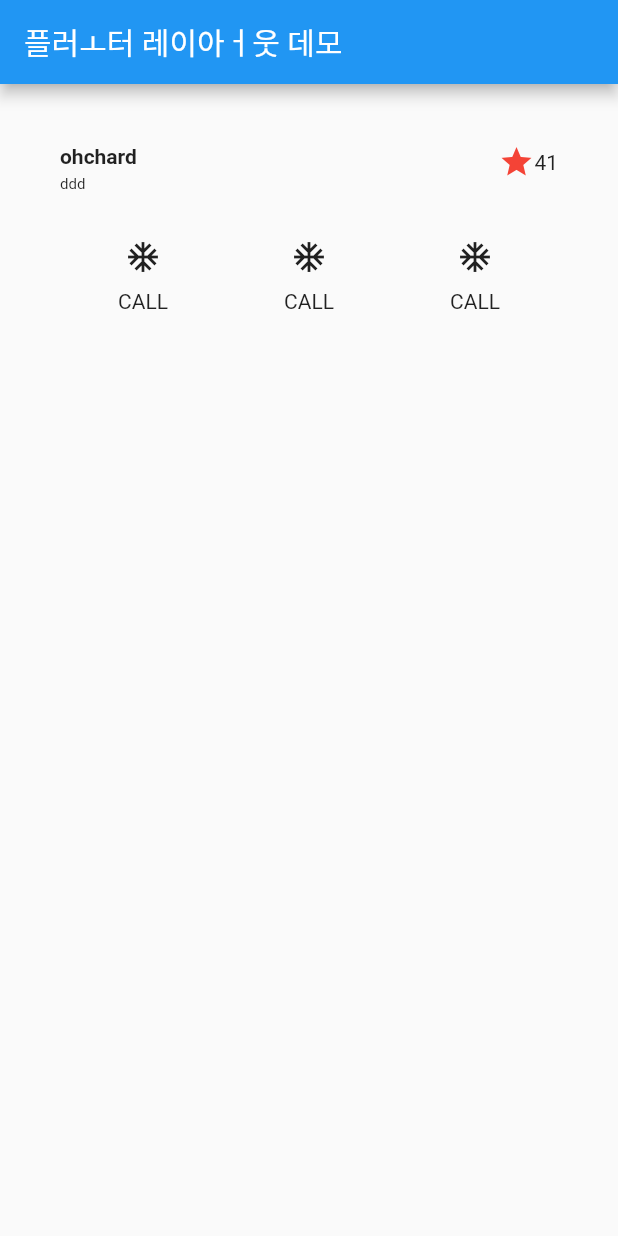
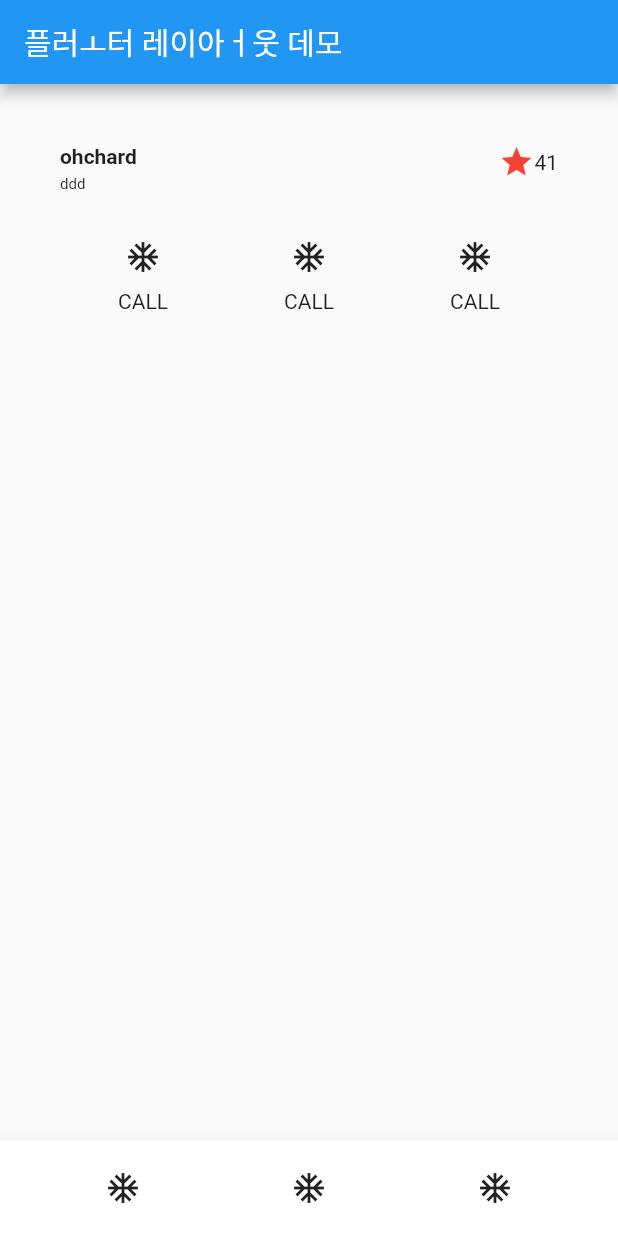
Before and after one commit to study-report/flutter-meister, a Flutter app: the screen it shows after launch, on a phone screen of 412 x 824 dp. Run offline on Flutter 3.47's test engine with Material 2 defaults, Android fonts, the phone set to English and light mode, and no system bars.

Commit message:
바텀 앱바 추가

```diff
--- a/lib/main.dart
+++ b/lib/main.dart
@@ -16,6 +16,7 @@ class MyApp extends StatelessWidget {
         home: Scaffold(
           appBar: titleSection,
           body: bodySection,
+          bottomNavigationBar: bottomSection,
         ));
   }
 
@@ -85,4 +86,18 @@ class MyApp extends StatelessWidget {
           )
         ],
       ));
+
+  Widget bottomSection = BottomAppBar(
+    child: Container(
+      padding: EdgeInsets.all(20),
+      child: Row(
+        mainAxisAlignment: MainAxisAlignment.spaceAround,
+        children: [
+          Icon(Icons.ac_unit),
+          Icon(Icons.ac_unit),
+          Icon(Icons.ac_unit)
+        ],
+      ),
+    ),
+  );
 }
```
